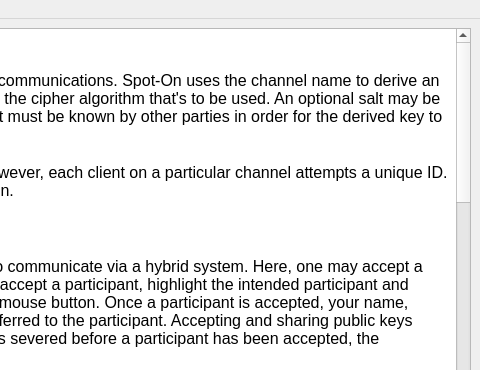
Old version of the form UI/docviewer.ui in the repository xloem/spot-on-svn; both pictures show x 320 to 800 and y 0 to 370 of the 800 by 600 pixel window.
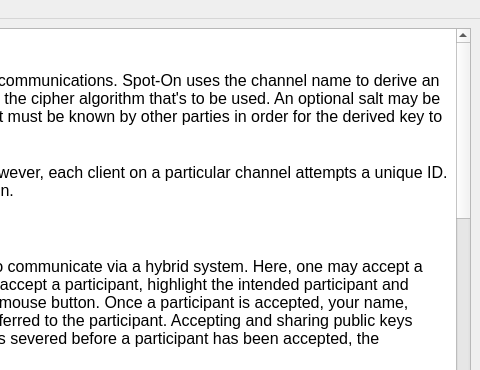
New version of the form. Icons and pictures are not drawn.

What changed in the file:
```diff
--- a/UI/docviewer.ui
+++ b/UI/docviewer.ui
@@ -25,65 +25,57 @@
        <string>&lt;!DOCTYPE HTML PUBLIC &quot;-//W3C//DTD HTML 4.0//EN&quot; &quot;http://www.w3.org/TR/REC-html40/strict.dtd&quot;&gt;
 &lt;html&gt;&lt;head&gt;&lt;meta name=&quot;qrichtext&quot; content=&quot;1&quot; /&gt;&lt;style type=&quot;text/css&quot;&gt;
 p, li { white-space: pre-wrap; }
-&lt;/style&gt;&lt;/head&gt;&lt;body style=&quot; font-family:'Sans'; font-size:10pt; font-weight:400; font-style:normal;&quot;&gt;
-&lt;p style=&quot; margin-top:0px; margin-bottom:0px; margin-left:0px; margin-right:0px; -qt-block-indent:0; text-indent:0px;&quot;&gt;&lt;span style=&quot; font-size:12pt; font-weight:600;&quot;&gt;Buzz&lt;/span&gt;&lt;/p&gt;
-&lt;p style=&quot;-qt-paragraph-type:empty; margin-top:0px; margin-bottom:0px; margin-left:0px; margin-right:0px; -qt-block-indent:0; text-indent:0px; font-size:12pt;&quot;&gt;&lt;br /&gt;&lt;/p&gt;
-&lt;p style=&quot; margin-top:0px; margin-bottom:0px; margin-left:0px; margin-right:0px; -qt-block-indent:0; text-indent:0px;&quot;&gt;&lt;span style=&quot; font-size:12pt;&quot;&gt;Buzz provides a simple interface for public communications. Spot-On uses the channel name to derive an encryption key. The channel type describes the cipher algorithm that's to be used. An optional salt may be specified. Please note that the provided salt must be known by other parties in order for the derived key to be common.&lt;/span&gt;&lt;/p&gt;
-&lt;p style=&quot;-qt-paragraph-type:empty; margin-top:0px; margin-bottom:0px; margin-left:0px; margin-right:0px; -qt-block-indent:0; text-indent:0px; font-size:12pt;&quot;&gt;&lt;br /&gt;&lt;/p&gt;
-&lt;p style=&quot; margin-top:0px; margin-bottom:0px; margin-left:0px; margin-right:0px; -qt-block-indent:0; text-indent:0px;&quot;&gt;&lt;span style=&quot; font-size:12pt;&quot;&gt;User names are not necessarily unique, however, each client on a particular channel attempts a unique ID. The ID exists for the duration of a UI session.&lt;/span&gt;&lt;/p&gt;
-&lt;p style=&quot;-qt-paragraph-type:empty; margin-top:0px; margin-bottom:0px; margin-left:0px; margin-right:0px; -qt-block-indent:0; text-indent:0px; font-family:'Lucida Grande'; font-size:12pt; font-weight:600;&quot;&gt;&lt;br /&gt;&lt;/p&gt;
-&lt;p style=&quot; margin-top:0px; margin-bottom:0px; margin-left:0px; margin-right:0px; -qt-block-indent:0; text-indent:0px;&quot;&gt;&lt;span style=&quot; font-family:'Lucida Grande'; font-size:12pt; font-weight:600;&quot;&gt;Chat&lt;/span&gt;&lt;/p&gt;
-&lt;p style=&quot;-qt-paragraph-type:empty; margin-top:0px; margin-bottom:0px; margin-left:0px; margin-right:0px; -qt-block-indent:0; text-indent:0px; font-family:'Lucida Grande'; font-size:12pt;&quot;&gt;&lt;br /&gt;&lt;/p&gt;
-&lt;p style=&quot; margin-top:0px; margin-bottom:0px; margin-left:0px; margin-right:0px; -qt-block-indent:0; text-indent:0px;&quot;&gt;&lt;span style=&quot; font-family:'Lucida Grande'; font-size:12pt;&quot;&gt;The Chat page allows known participants to communicate via a hybrid system. Here, one may accept a participant that has shared a public key. To accept a participant, highlight the intended participant and activate a context menu via the left or right mouse button. Once a participant is accepted, your name, public key, and signature key shall be transferred to the participant. Accepting and sharing public keys require direct connections. If a connection is severed before a participant has been accepted, the participant will be removed.&lt;/span&gt;&lt;/p&gt;
-&lt;p style=&quot;-qt-paragraph-type:empty; margin-top:0px; margin-bottom:0px; margin-left:0px; margin-right:0px; -qt-block-indent:0; text-indent:0px; font-family:'Lucida Grande'; font-size:12pt;&quot;&gt;&lt;br /&gt;&lt;/p&gt;
-&lt;p style=&quot; margin-top:0px; margin-bottom:0px; margin-left:0px; margin-right:0px; -qt-block-indent:0; text-indent:0px;&quot;&gt;&lt;span style=&quot; font-family:'Lucida Grande'; font-size:12pt;&quot;&gt;AES-256 keys may be set via the Gemini input field. Geminis provide another layer of encryption. Interested parties must agree on common geminis. Randomly-generated geminis may be transferred automatically via the calling feature.&lt;/span&gt;&lt;/p&gt;
-&lt;p style=&quot;-qt-paragraph-type:empty; margin-top:0px; margin-bottom:0px; margin-left:0px; margin-right:0px; -qt-block-indent:0; text-indent:0px; font-family:'Lucida Grande'; font-size:12pt;&quot;&gt;&lt;br /&gt;&lt;/p&gt;
-&lt;p style=&quot; margin-top:0px; margin-bottom:0px; margin-left:0px; margin-right:0px; -qt-block-indent:0; text-indent:0px;&quot;&gt;&lt;span style=&quot; font-family:'Lucida Grande'; font-size:12pt;&quot;&gt;All data transferred over Spot-On sockets are encoded to appear as hypertext. Future revisions may expand or replace this format.&lt;/span&gt;&lt;/p&gt;
-&lt;p style=&quot;-qt-paragraph-type:empty; margin-top:0px; margin-bottom:0px; margin-left:0px; margin-right:0px; -qt-block-indent:0; text-indent:0px; font-family:'Lucida Grande'; font-size:12pt;&quot;&gt;&lt;br /&gt;&lt;/p&gt;
-&lt;p style=&quot; margin-top:0px; margin-bottom:0px; margin-left:0px; margin-right:0px; -qt-block-indent:0; text-indent:0px;&quot;&gt;&lt;span style=&quot; font-family:'Lucida Grande'; font-size:12pt;&quot;&gt;Please note that all data within this page must be properly signed if signatures are required.&lt;/span&gt;&lt;/p&gt;
-&lt;p style=&quot;-qt-paragraph-type:empty; margin-top:0px; margin-bottom:0px; margin-left:0px; margin-right:0px; -qt-block-indent:0; text-indent:0px; font-family:'Lucida Grande'; font-size:12pt;&quot;&gt;&lt;br /&gt;&lt;/p&gt;
-&lt;p style=&quot; margin-top:0px; margin-bottom:0px; margin-left:0px; margin-right:0px; -qt-block-indent:0; text-indent:0px;&quot;&gt;&lt;span style=&quot; font-family:'Lucida Grande'; font-size:12pt; font-weight:600;&quot;&gt;E-Mail&lt;/span&gt;&lt;/p&gt;
-&lt;p style=&quot;-qt-paragraph-type:empty; margin-top:0px; margin-bottom:0px; margin-left:0px; margin-right:0px; -qt-block-indent:0; text-indent:0px; font-family:'Lucida Grande'; font-size:12pt;&quot;&gt;&lt;br /&gt;&lt;/p&gt;
-&lt;p style=&quot; margin-top:0px; margin-bottom:0px; margin-left:0px; margin-right:0px; -qt-block-indent:0; text-indent:0px;&quot;&gt;&lt;span style=&quot; font-family:'Lucida Grande'; font-size:12pt;&quot;&gt;The E-Mail panel is a simple interface for Echo e-mail. Participants must be known in order for e-mail to be useful.&lt;/span&gt;&lt;/p&gt;
-&lt;p style=&quot;-qt-paragraph-type:empty; margin-top:0px; margin-bottom:0px; margin-left:0px; margin-right:0px; -qt-block-indent:0; text-indent:0px; font-family:'Lucida Grande'; font-size:12pt;&quot;&gt;&lt;br /&gt;&lt;/p&gt;
-&lt;p style=&quot; margin-top:0px; margin-bottom:0px; margin-left:0px; margin-right:0px; -qt-block-indent:0; text-indent:0px;&quot;&gt;&lt;span style=&quot; font-family:'Lucida Grande'; font-size:12pt;&quot;&gt;Similar to the Gemini, the Gold Bug provides another layer of AES-256 encryption. If specified, portions of an outbound letter shall be encrypted via the provided key. Recipients will be prompted to provide correct gold bugs whenever they attempt to open letters that have been enclosed by gold bugs.&lt;/span&gt;&lt;/p&gt;
-&lt;p style=&quot;-qt-paragraph-type:empty; margin-top:0px; margin-bottom:0px; margin-left:0px; margin-right:0px; -qt-block-indent:0; text-indent:0px; font-family:'Lucida Grande'; font-size:12pt;&quot;&gt;&lt;br /&gt;&lt;/p&gt;
-&lt;p style=&quot; margin-top:0px; margin-bottom:0px; margin-left:0px; margin-right:0px; -qt-block-indent:0; text-indent:0px;&quot;&gt;&lt;span style=&quot; font-family:'Lucida Grande'; font-size:12pt;&quot;&gt;The C/O sub-panel allows participants to house off-line e-mail of other participants. The intent of this feature is to provide a means of storing data for later retrieval. Please note that two participants must have a common participant in order for the feature to function correctly. Whenever a participant requests e-mail, a broadcast message is sent to reachable nodes. The broadcast includes the participant's signature. E-mail will then be distributed in a timely manner.&lt;/span&gt;&lt;/p&gt;
-&lt;p style=&quot;-qt-paragraph-type:empty; margin-top:0px; margin-bottom:0px; margin-left:0px; margin-right:0px; -qt-block-indent:0; text-indent:0px; font-family:'Lucida Grande'; font-size:12pt;&quot;&gt;&lt;br /&gt;&lt;/p&gt;
-&lt;p style=&quot; margin-top:0px; margin-bottom:0px; margin-left:0px; margin-right:0px; -qt-block-indent:0; text-indent:0px;&quot;&gt;&lt;span style=&quot; font-family:'Lucida Grande'; font-size:12pt;&quot;&gt;Please note that you may receive duplicate messages because of the Echo Protocol. A future revision may resolve this mishap.&lt;/span&gt;&lt;/p&gt;
-&lt;p style=&quot;-qt-paragraph-type:empty; margin-top:0px; margin-bottom:0px; margin-left:0px; margin-right:0px; -qt-block-indent:0; text-indent:0px; font-family:'Lucida Grande'; font-size:12pt;&quot;&gt;&lt;br /&gt;&lt;/p&gt;
-&lt;p style=&quot; margin-top:0px; margin-bottom:0px; margin-left:0px; margin-right:0px; -qt-block-indent:0; text-indent:0px;&quot;&gt;&lt;span style=&quot; font-family:'Lucida Grande'; font-size:12pt;&quot;&gt;Please note that all data within this page must be properly signed if signatures are required.&lt;/span&gt;&lt;/p&gt;
-&lt;p style=&quot;-qt-paragraph-type:empty; margin-top:0px; margin-bottom:0px; margin-left:0px; margin-right:0px; -qt-block-indent:0; text-indent:0px; font-family:'Lucida Grande'; font-size:12pt;&quot;&gt;&lt;br /&gt;&lt;/p&gt;
-&lt;p style=&quot; margin-top:0px; margin-bottom:0px; margin-left:0px; margin-right:0px; -qt-block-indent:0; text-indent:0px;&quot;&gt;&lt;span style=&quot; font-family:'Lucida Grande'; font-size:12pt; font-weight:600;&quot;&gt;Listeners&lt;/span&gt;&lt;/p&gt;
-&lt;p style=&quot;-qt-paragraph-type:empty; margin-top:0px; margin-bottom:0px; margin-left:0px; margin-right:0px; -qt-block-indent:0; text-indent:0px; font-family:'Lucida Grande'; font-size:12pt;&quot;&gt;&lt;br /&gt;&lt;/p&gt;
-&lt;p style=&quot; margin-top:0px; margin-bottom:0px; margin-left:0px; margin-right:0px; -qt-block-indent:0; text-indent:0px;&quot;&gt;&lt;span style=&quot; font-family:'Lucida Grande'; font-size:12pt;&quot;&gt;In order to accept incoming connections, at least one active listener is required. The maximum number of connections that Spot-On will accept on a listener may also be modified. Echo modes and SSL key sizes may be selected as well. A context menu may be activated via the left or right mouse buttons on the Listeners table. The menu provides several other options that are not readily available.&lt;/span&gt;&lt;/p&gt;
-&lt;p style=&quot;-qt-paragraph-type:empty; margin-top:0px; margin-bottom:0px; margin-left:0px; margin-right:0px; -qt-block-indent:0; text-indent:0px; font-family:'Lucida Grande'; font-size:12pt;&quot;&gt;&lt;br /&gt;&lt;/p&gt;
-&lt;p style=&quot; margin-top:0px; margin-bottom:0px; margin-left:0px; margin-right:0px; -qt-block-indent:0; text-indent:0px;&quot;&gt;&lt;span style=&quot; font-family:'Lucida Grande'; font-size:12pt;&quot;&gt;Data that is transmitted on the Echo Protocol is subject to echoes. To restrict echoed data on a listener, simply select the Echo Mode. Please note that in order for a connection to be either full or half echo, both endpoints must agree on an identical mode.&lt;/span&gt;&lt;/p&gt;
-&lt;p style=&quot;-qt-paragraph-type:empty; margin-top:0px; margin-bottom:0px; margin-left:0px; margin-right:0px; -qt-block-indent:0; text-indent:0px; font-family:'Lucida Grande'; font-size:12pt;&quot;&gt;&lt;br /&gt;&lt;/p&gt;
-&lt;p style=&quot; margin-top:0px; margin-bottom:0px; margin-left:0px; margin-right:0px; -qt-block-indent:0; text-indent:0px;&quot;&gt;&lt;span style=&quot; font-family:'Lucida Grande'; font-size:12pt;&quot;&gt;Restricting connections by country and IP addresses is provided on this page. Future revisions of Spot-On may expand these features.&lt;/span&gt;&lt;/p&gt;
-&lt;p style=&quot;-qt-paragraph-type:empty; margin-top:0px; margin-bottom:0px; margin-left:0px; margin-right:0px; -qt-block-indent:0; text-indent:0px; font-family:'Lucida Grande'; font-size:12pt;&quot;&gt;&lt;br /&gt;&lt;/p&gt;
-&lt;p style=&quot; margin-top:0px; margin-bottom:0px; margin-left:0px; margin-right:0px; -qt-block-indent:0; text-indent:0px;&quot;&gt;&lt;span style=&quot; font-family:'Lucida Grande'; font-size:12pt; font-weight:600;&quot;&gt;Neighbors&lt;/span&gt;&lt;/p&gt;
-&lt;p style=&quot;-qt-paragraph-type:empty; margin-top:0px; margin-bottom:0px; margin-left:0px; margin-right:0px; -qt-block-indent:0; text-indent:0px; font-family:'Lucida Grande'; font-size:12pt;&quot;&gt;&lt;br /&gt;&lt;/p&gt;
-&lt;p style=&quot; margin-top:0px; margin-bottom:0px; margin-left:0px; margin-right:0px; -qt-block-indent:0; text-indent:0px;&quot;&gt;&lt;span style=&quot; font-family:'Lucida Grande'; font-size:12pt;&quot;&gt;The Neighbors page lists all Spot-On network connections that are present on a node. This page also allows users to define new connections. A context menu may be activated via the left or right mouse buttons on the Neighbors table. The menu provides several other options that are not readily available.&lt;/span&gt;&lt;/p&gt;
-&lt;p style=&quot;-qt-paragraph-type:empty; margin-top:0px; margin-bottom:0px; margin-left:0px; margin-right:0px; -qt-block-indent:0; text-indent:0px; font-family:'Lucida Grande'; font-size:12pt;&quot;&gt;&lt;br /&gt;&lt;/p&gt;
-&lt;p style=&quot; margin-top:0px; margin-bottom:0px; margin-left:0px; margin-right:0px; -qt-block-indent:0; text-indent:0px;&quot;&gt;&lt;span style=&quot; font-family:'Lucida Grande'; font-size:12pt;&quot;&gt;The Neighbors page also allows owners to copy their public keys to clipboard buffers. Adding other participants may also be performed on this page.&lt;/span&gt;&lt;/p&gt;
-&lt;p style=&quot;-qt-paragraph-type:empty; margin-top:0px; margin-bottom:0px; margin-left:0px; margin-right:0px; -qt-block-indent:0; text-indent:0px; font-family:'Lucida Grande'; font-size:12pt;&quot;&gt;&lt;br /&gt;&lt;/p&gt;
-&lt;p style=&quot; margin-top:0px; margin-bottom:0px; margin-left:0px; margin-right:0px; -qt-block-indent:0; text-indent:0px;&quot;&gt;&lt;span style=&quot; font-family:'Lucida Grande'; font-size:12pt; font-weight:600;&quot;&gt;Search&lt;/span&gt;&lt;/p&gt;
-&lt;p style=&quot;-qt-paragraph-type:empty; margin-top:0px; margin-bottom:0px; margin-left:0px; margin-right:0px; -qt-block-indent:0; text-indent:0px; font-family:'Lucida Grande'; font-size:12pt;&quot;&gt;&lt;br /&gt;&lt;/p&gt;
-&lt;p style=&quot; margin-top:0px; margin-bottom:0px; margin-left:0px; margin-right:0px; -qt-block-indent:0; text-indent:0px;&quot;&gt;&lt;span style=&quot; font-family:'Lucida Grande'; font-size:12pt;&quot;&gt;Not yet implemented.&lt;/span&gt;&lt;/p&gt;
-&lt;p style=&quot;-qt-paragraph-type:empty; margin-top:0px; margin-bottom:0px; margin-left:0px; margin-right:0px; -qt-block-indent:0; text-indent:0px; font-family:'Lucida Grande'; font-size:12pt;&quot;&gt;&lt;br /&gt;&lt;/p&gt;
-&lt;p style=&quot; margin-top:0px; margin-bottom:0px; margin-left:0px; margin-right:0px; -qt-block-indent:0; text-indent:0px;&quot;&gt;&lt;span style=&quot; font-family:'Lucida Grande'; font-size:12pt; font-weight:600;&quot;&gt;Settings&lt;/span&gt;&lt;/p&gt;
-&lt;p style=&quot;-qt-paragraph-type:empty; margin-top:0px; margin-bottom:0px; margin-left:0px; margin-right:0px; -qt-block-indent:0; text-indent:0px; font-family:'Lucida Grande'; font-size:12pt;&quot;&gt;&lt;br /&gt;&lt;/p&gt;
-&lt;p style=&quot; margin-top:0px; margin-bottom:0px; margin-left:0px; margin-right:0px; -qt-block-indent:0; text-indent:0px;&quot;&gt;&lt;span style=&quot; font-family:'Lucida Grande'; font-size:12pt;&quot;&gt;Please prepare a passphrase after launching Spot-On. To do so, complete the Passphrase and Passphrase Confirmation fields. Also review, and perhaps modify, the cipher type, hash type, iteration count, RSA key size, and salt length. Please note that the initialization process may take a significant amount of time to complete.&lt;/span&gt;&lt;/p&gt;
-&lt;p style=&quot;-qt-paragraph-type:empty; margin-top:0px; margin-bottom:0px; margin-left:0px; margin-right:0px; -qt-block-indent:0; text-indent:0px; font-family:'Lucida Grande'; font-size:12pt;&quot;&gt;&lt;br /&gt;&lt;/p&gt;
-&lt;p style=&quot; margin-top:0px; margin-bottom:0px; margin-left:0px; margin-right:0px; -qt-block-indent:0; text-indent:0px;&quot;&gt;&lt;span style=&quot; font-family:'Lucida Grande'; font-size:12pt;&quot;&gt;Please also select the location of the GeoIP.dat file.&lt;/span&gt;&lt;/p&gt;
-&lt;p style=&quot;-qt-paragraph-type:empty; margin-top:0px; margin-bottom:0px; margin-left:0px; margin-right:0px; -qt-block-indent:0; text-indent:0px; font-family:'Lucida Grande'; font-size:12pt;&quot;&gt;&lt;br /&gt;&lt;/p&gt;
-&lt;p style=&quot; margin-top:0px; margin-bottom:0px; margin-left:0px; margin-right:0px; -qt-block-indent:0; text-indent:0px;&quot;&gt;&lt;span style=&quot; font-family:'Lucida Grande'; font-size:12pt;&quot;&gt;Spot-On is separated into two major processes, a kernel and a user interface. The kernel is responsible for establishing and maintaining the network aspects of Spot-On. The data between a kernel process and one or more user interfaces are transferred over SSL.&lt;/span&gt;&lt;/p&gt;
-&lt;p style=&quot;-qt-paragraph-type:empty; margin-top:0px; margin-bottom:0px; margin-left:0px; margin-right:0px; -qt-block-indent:0; text-indent:0px; font-family:'Lucida Grande'; font-size:12pt;&quot;&gt;&lt;br /&gt;&lt;/p&gt;
-&lt;p style=&quot; margin-top:0px; margin-bottom:0px; margin-left:0px; margin-right:0px; -qt-block-indent:0; text-indent:0px;&quot;&gt;&lt;span style=&quot; font-family:'Lucida Grande'; font-size:12pt; font-weight:600;&quot;&gt;URLs&lt;/span&gt;&lt;/p&gt;
-&lt;p style=&quot;-qt-paragraph-type:empty; margin-top:0px; margin-bottom:0px; margin-left:0px; margin-right:0px; -qt-block-indent:0; text-indent:0px; font-family:'Lucida Grande'; font-size:12pt;&quot;&gt;&lt;br /&gt;&lt;/p&gt;
-&lt;p style=&quot; margin-top:0px; margin-bottom:0px; margin-left:0px; margin-right:0px; -qt-block-indent:0; text-indent:0px;&quot;&gt;&lt;span style=&quot; font-family:'Lucida Grande'; font-size:12pt;&quot;&gt;Not yet implemented.&lt;/span&gt;&lt;/p&gt;
-&lt;p style=&quot;-qt-paragraph-type:empty; margin-top:0px; margin-bottom:0px; margin-left:0px; margin-right:0px; -qt-block-indent:0; text-indent:0px; font-family:'Lucida Grande'; font-size:12pt;&quot;&gt;&lt;br /&gt;&lt;/p&gt;&lt;/body&gt;&lt;/html&gt;</string>
+&lt;/style&gt;&lt;/head&gt;&lt;body style=&quot; font-family:'Sans'; font-size:12pt; font-weight:400; font-style:normal;&quot;&gt;
+&lt;p style=&quot; margin-top:0px; margin-bottom:0px; margin-left:0px; margin-right:0px; -qt-block-indent:0; text-indent:0px;&quot;&gt;&lt;span style=&quot; font-weight:600;&quot;&gt;Buzz&lt;/span&gt;&lt;/p&gt;
+&lt;p style=&quot;-qt-paragraph-type:empty; margin-top:0px; margin-bottom:0px; margin-left:0px; margin-right:0px; -qt-block-indent:0; text-indent:0px;&quot;&gt;&lt;br /&gt;&lt;/p&gt;
+&lt;p style=&quot; margin-top:0px; margin-bottom:0px; margin-left:0px; margin-right:0px; -qt-block-indent:0; text-indent:0px;&quot;&gt;Buzz provides a simple interface for public communications. Spot-On uses the channel name to derive an encryption key. The channel type describes the cipher algorithm that's to be used. An optional salt may be specified. Please note that the provided salt must be known by other parties in order for the derived key to be common.&lt;/p&gt;
+&lt;p style=&quot;-qt-paragraph-type:empty; margin-top:0px; margin-bottom:0px; margin-left:0px; margin-right:0px; -qt-block-indent:0; text-indent:0px;&quot;&gt;&lt;br /&gt;&lt;/p&gt;
+&lt;p style=&quot; margin-top:0px; margin-bottom:0px; margin-left:0px; margin-right:0px; -qt-block-indent:0; text-indent:0px;&quot;&gt;User names are not necessarily unique, however, each client on a particular channel attempts a unique ID. The ID exists for the duration of a UI session.&lt;/p&gt;
+&lt;p style=&quot;-qt-paragraph-type:empty; margin-top:0px; margin-bottom:0px; margin-left:0px; margin-right:0px; -qt-block-indent:0; text-indent:0px; font-family:'Lucida Grande'; font-weight:600;&quot;&gt;&lt;br /&gt;&lt;/p&gt;
+&lt;p style=&quot; margin-top:0px; margin-bottom:0px; margin-left:0px; margin-right:0px; -qt-block-indent:0; text-indent:0px;&quot;&gt;&lt;span style=&quot; font-family:'Lucida Grande'; font-weight:600;&quot;&gt;Chat&lt;/span&gt;&lt;/p&gt;
+&lt;p style=&quot;-qt-paragraph-type:empty; margin-top:0px; margin-bottom:0px; margin-left:0px; margin-right:0px; -qt-block-indent:0; text-indent:0px; font-family:'Lucida Grande';&quot;&gt;&lt;br /&gt;&lt;/p&gt;
+&lt;p style=&quot; margin-top:0px; margin-bottom:0px; margin-left:0px; margin-right:0px; -qt-block-indent:0; text-indent:0px;&quot;&gt;&lt;span style=&quot; font-family:'Lucida Grande';&quot;&gt;The Chat page allows known participants to communicate via a hybrid system. Here, one may accept a participant that has shared a public key. To accept a participant, highlight the intended participant and activate a context menu via the left or right mouse button. Once a participant is accepted, your name, public key, and signature key shall be transferred to the participant. Accepting and sharing public keys require direct connections. If a connection is severed before a participant has been accepted, the participant will be removed.&lt;/span&gt;&lt;/p&gt;
+&lt;p style=&quot;-qt-paragraph-type:empty; margin-top:0px; margin-bottom:0px; margin-left:0px; margin-right:0px; -qt-block-indent:0; text-indent:0px; font-family:'Lucida Grande';&quot;&gt;&lt;br /&gt;&lt;/p&gt;
+&lt;p style=&quot; margin-top:0px; margin-bottom:0px; margin-left:0px; margin-right:0px; -qt-block-indent:0; text-indent:0px;&quot;&gt;&lt;span style=&quot; font-family:'Lucida Grande';&quot;&gt;AES-256 keys may be set via the Gemini input field. Geminis provide another layer of encryption. Interested parties must agree on common geminis. Randomly-generated geminis may be transferred automatically via the calling feature.&lt;/span&gt;&lt;/p&gt;
+&lt;p style=&quot;-qt-paragraph-type:empty; margin-top:0px; margin-bottom:0px; margin-left:0px; margin-right:0px; -qt-block-indent:0; text-indent:0px; font-family:'Lucida Grande';&quot;&gt;&lt;br /&gt;&lt;/p&gt;
+&lt;p style=&quot; margin-top:0px; margin-bottom:0px; margin-left:0px; margin-right:0px; -qt-block-indent:0; text-indent:0px;&quot;&gt;&lt;span style=&quot; font-family:'Lucida Grande';&quot;&gt;All data transferred over Spot-On sockets are encoded to appear as hypertext. Future revisions may expand or replace this format.&lt;/span&gt;&lt;/p&gt;
+&lt;p style=&quot;-qt-paragraph-type:empty; margin-top:0px; margin-bottom:0px; margin-left:0px; margin-right:0px; -qt-block-indent:0; text-indent:0px; font-family:'Lucida Grande';&quot;&gt;&lt;br /&gt;&lt;/p&gt;
+&lt;p style=&quot; margin-top:0px; margin-bottom:0px; margin-left:0px; margin-right:0px; -qt-block-indent:0; text-indent:0px;&quot;&gt;&lt;span style=&quot; font-family:'Lucida Grande';&quot;&gt;Please note that all data within this page must be properly signed if signatures are required.&lt;/span&gt;&lt;/p&gt;
+&lt;p style=&quot;-qt-paragraph-type:empty; margin-top:0px; margin-bottom:0px; margin-left:0px; margin-right:0px; -qt-block-indent:0; text-indent:0px; font-family:'Lucida Grande';&quot;&gt;&lt;br /&gt;&lt;/p&gt;
+&lt;p style=&quot; margin-top:0px; margin-bottom:0px; margin-left:0px; margin-right:0px; -qt-block-indent:0; text-indent:0px;&quot;&gt;&lt;span style=&quot; font-family:'Lucida Grande'; font-weight:600;&quot;&gt;E-Mail&lt;/span&gt;&lt;/p&gt;
+&lt;p style=&quot;-qt-paragraph-type:empty; margin-top:0px; margin-bottom:0px; margin-left:0px; margin-right:0px; -qt-block-indent:0; text-indent:0px; font-family:'Lucida Grande';&quot;&gt;&lt;br /&gt;&lt;/p&gt;
+&lt;p style=&quot; margin-top:0px; margin-bottom:0px; margin-left:0px; margin-right:0px; -qt-block-indent:0; text-indent:0px;&quot;&gt;&lt;span style=&quot; font-family:'Lucida Grande';&quot;&gt;The E-Mail panel is a simple interface for Echo e-mail. Participants must be known in order for e-mail to be useful.&lt;/span&gt;&lt;/p&gt;
+&lt;p style=&quot;-qt-paragraph-type:empty; margin-top:0px; margin-bottom:0px; margin-left:0px; margin-right:0px; -qt-block-indent:0; text-indent:0px; font-family:'Lucida Grande';&quot;&gt;&lt;br /&gt;&lt;/p&gt;
+&lt;p style=&quot; margin-top:0px; margin-bottom:0px; margin-left:0px; margin-right:0px; -qt-block-indent:0; text-indent:0px;&quot;&gt;&lt;span style=&quot; font-family:'Lucida Grande';&quot;&gt;Similar to the Gemini, the Gold Bug provides another layer of AES-256 encryption. If specified, portions of an outbound letter shall be encrypted via the provided key. Recipients will be prompted to provide correct gold bugs whenever they attempt to open letters that have been enclosed by gold bugs.&lt;/span&gt;&lt;/p&gt;
+&lt;p style=&quot;-qt-paragraph-type:empty; margin-top:0px; margin-bottom:0px; margin-left:0px; margin-right:0px; -qt-block-indent:0; text-indent:0px; font-family:'Lucida Grande';&quot;&gt;&lt;br /&gt;&lt;/p&gt;
+&lt;p style=&quot; margin-top:0px; margin-bottom:0px; margin-left:0px; margin-right:0px; -qt-block-indent:0; text-indent:0px;&quot;&gt;&lt;span style=&quot; font-family:'Lucida Grande';&quot;&gt;The C/O sub-panel allows participants to house off-line e-mail of other participants. The intent of this feature is to provide a means of storing data for later retrieval. Please note that two participants must have a common participant in order for the feature to function correctly. Whenever a participant requests e-mail, a broadcast message is sent to reachable nodes. The broadcast includes the participant's signature. E-mail will then be distributed in a timely manner.&lt;/span&gt;&lt;/p&gt;
+&lt;p style=&quot;-qt-paragraph-type:empty; margin-top:0px; margin-bottom:0px; margin-left:0px; margin-right:0px; -qt-block-indent:0; text-indent:0px; font-family:'Lucida Grande';&quot;&gt;&lt;br /&gt;&lt;/p&gt;
+&lt;p style=&quot; margin-top:0px; margin-bottom:0px; margin-left:0px; margin-right:0px; -qt-block-indent:0; text-indent:0px;&quot;&gt;&lt;span style=&quot; font-family:'Lucida Grande';&quot;&gt;Please note that you may receive duplicate messages because of the Echo Protocol. A future revision may resolve this mishap.&lt;/span&gt;&lt;/p&gt;
+&lt;p style=&quot;-qt-paragraph-type:empty; margin-top:0px; margin-bottom:0px; margin-left:0px; margin-right:0px; -qt-block-indent:0; text-indent:0px; font-family:'Lucida Grande';&quot;&gt;&lt;br /&gt;&lt;/p&gt;
+&lt;p style=&quot; margin-top:0px; margin-bottom:0px; margin-left:0px; margin-right:0px; -qt-block-indent:0; text-indent:0px;&quot;&gt;&lt;span style=&quot; font-family:'Lucida Grande';&quot;&gt;Please note that all data within this page must be properly signed if signatures are required.&lt;/span&gt;&lt;/p&gt;
+&lt;p style=&quot;-qt-paragraph-type:empty; margin-top:0px; margin-bottom:0px; margin-left:0px; margin-right:0px; -qt-block-indent:0; text-indent:0px; font-family:'Lucida Grande';&quot;&gt;&lt;br /&gt;&lt;/p&gt;
+&lt;p style=&quot; margin-top:0px; margin-bottom:0px; margin-left:0px; margin-right:0px; -qt-block-indent:0; text-indent:0px;&quot;&gt;&lt;span style=&quot; font-family:'Lucida Grande'; font-weight:600;&quot;&gt;Listeners&lt;/span&gt;&lt;/p&gt;
+&lt;p style=&quot;-qt-paragraph-type:empty; margin-top:0px; margin-bottom:0px; margin-left:0px; margin-right:0px; -qt-block-indent:0; text-indent:0px; font-family:'Lucida Grande';&quot;&gt;&lt;br /&gt;&lt;/p&gt;
+&lt;p style=&quot; margin-top:0px; margin-bottom:0px; margin-left:0px; margin-right:0px; -qt-block-indent:0; text-indent:0px;&quot;&gt;&lt;span style=&quot; font-family:'Lucida Grande';&quot;&gt;In order to accept incoming connections, at least one active listener is required. The maximum number of connections that Spot-On will accept on a listener may also be modified. Echo modes and SSL key sizes may be selected as well. A context menu may be activated via the left or right mouse buttons on the Listeners table. The menu provides several other options that are not readily available.&lt;/span&gt;&lt;/p&gt;
+&lt;p style=&quot;-qt-paragraph-type:empty; margin-top:0px; margin-bottom:0px; margin-left:0px; margin-right:0px; -qt-block-indent:0; text-indent:0px; font-family:'Lucida Grande';&quot;&gt;&lt;br /&gt;&lt;/p&gt;
+&lt;p style=&quot; margin-top:0px; margin-bottom:0px; margin-left:0px; margin-right:0px; -qt-block-indent:0; text-indent:0px;&quot;&gt;&lt;span style=&quot; font-family:'Lucida Grande';&quot;&gt;Data that is transmitted on the Echo Protocol is subject to echoes. To restrict echoed data on a listener, simply select the Echo Mode. Please note that in order for a connection to be either full or half echo, both endpoints must agree on an identical mode.&lt;/span&gt;&lt;/p&gt;
+&lt;p style=&quot;-qt-paragraph-type:empty; margin-top:0px; margin-bottom:0px; margin-left:0px; margin-right:0px; -qt-block-indent:0; text-indent:0px; font-family:'Lucida Grande';&quot;&gt;&lt;br /&gt;&lt;/p&gt;
+&lt;p style=&quot; margin-top:0px; margin-bottom:0px; margin-left:0px; margin-right:0px; -qt-block-indent:0; text-indent:0px;&quot;&gt;&lt;span style=&quot; font-family:'Lucida Grande';&quot;&gt;Restricting connections by country and IP addresses is provided on this page. Future revisions of Spot-On may expand these features.&lt;/span&gt;&lt;/p&gt;
+&lt;p style=&quot;-qt-paragraph-type:empty; margin-top:0px; margin-bottom:0px; margin-left:0px; margin-right:0px; -qt-block-indent:0; text-indent:0px; font-family:'Lucida Grande';&quot;&gt;&lt;br /&gt;&lt;/p&gt;
+&lt;p style=&quot; margin-top:0px; margin-bottom:0px; margin-left:0px; margin-right:0px; -qt-block-indent:0; text-indent:0px;&quot;&gt;&lt;span style=&quot; font-family:'Lucida Grande'; font-weight:600;&quot;&gt;Neighbors&lt;/span&gt;&lt;/p&gt;
+&lt;p style=&quot;-qt-paragraph-type:empty; margin-top:0px; margin-bottom:0px; margin-left:0px; margin-right:0px; -qt-block-indent:0; text-indent:0px; font-family:'Lucida Grande';&quot;&gt;&lt;br /&gt;&lt;/p&gt;
+&lt;p style=&quot; margin-top:0px; margin-bottom:0px; margin-left:0px; margin-right:0px; -qt-block-indent:0; text-indent:0px;&quot;&gt;&lt;span style=&quot; font-family:'Lucida Grande';&quot;&gt;The Neighbors page lists all Spot-On network connections that are present on a node. This page also allows users to define new connections. A context menu may be activated via the left or right mouse buttons on the Neighbors table. The menu provides several other options that are not readily available.&lt;/span&gt;&lt;/p&gt;
+&lt;p style=&quot;-qt-paragraph-type:empty; margin-top:0px; margin-bottom:0px; margin-left:0px; margin-right:0px; -qt-block-indent:0; text-indent:0px; font-family:'Lucida Grande';&quot;&gt;&lt;br /&gt;&lt;/p&gt;
+&lt;p style=&quot; margin-top:0px; margin-bottom:0px; margin-left:0px; margin-right:0px; -qt-block-indent:0; text-indent:0px;&quot;&gt;&lt;span style=&quot; font-family:'Lucida Grande';&quot;&gt;The Neighbors page also allows owners to copy their public keys to clipboard buffers. Adding other participants may also be performed on this page.&lt;/span&gt;&lt;/p&gt;
+&lt;p style=&quot;-qt-paragraph-type:empty; margin-top:0px; margin-bottom:0px; margin-left:0px; margin-right:0px; -qt-block-indent:0; text-indent:0px; font-family:'Lucida Grande';&quot;&gt;&lt;br /&gt;&lt;/p&gt;
+&lt;p style=&quot; margin-top:0px; margin-bottom:0px; margin-left:0px; margin-right:0px; -qt-block-indent:0; text-indent:0px;&quot;&gt;&lt;span style=&quot; font-family:'Lucida Grande'; font-weight:600;&quot;&gt;Settings&lt;/span&gt;&lt;/p&gt;
+&lt;p style=&quot;-qt-paragraph-type:empty; margin-top:0px; margin-bottom:0px; margin-left:0px; margin-right:0px; -qt-block-indent:0; text-indent:0px; font-family:'Lucida Grande';&quot;&gt;&lt;br /&gt;&lt;/p&gt;
+&lt;p style=&quot; margin-top:0px; margin-bottom:0px; margin-left:0px; margin-right:0px; -qt-block-indent:0; text-indent:0px;&quot;&gt;&lt;span style=&quot; font-family:'Lucida Grande';&quot;&gt;Please prepare a passphrase after launching Spot-On. To do so, complete the Passphrase and Passphrase Confirmation fields. Also review, and perhaps modify, the cipher type, hash type, iteration count, RSA key size, and salt length. Please note that the initialization process may take a significant amount of time to complete.&lt;/span&gt;&lt;/p&gt;
+&lt;p style=&quot;-qt-paragraph-type:empty; margin-top:0px; margin-bottom:0px; margin-left:0px; margin-right:0px; -qt-block-indent:0; text-indent:0px; font-family:'Lucida Grande';&quot;&gt;&lt;br /&gt;&lt;/p&gt;
+&lt;p style=&quot; margin-top:0px; margin-bottom:0px; margin-left:0px; margin-right:0px; -qt-block-indent:0; text-indent:0px;&quot;&gt;&lt;span style=&quot; font-family:'Lucida Grande';&quot;&gt;Please also select the location of the GeoIP.dat file.&lt;/span&gt;&lt;/p&gt;
+&lt;p style=&quot;-qt-paragraph-type:empty; margin-top:0px; margin-bottom:0px; margin-left:0px; margin-right:0px; -qt-block-indent:0; text-indent:0px; font-family:'Lucida Grande';&quot;&gt;&lt;br /&gt;&lt;/p&gt;
+&lt;p style=&quot; margin-top:0px; margin-bottom:0px; margin-left:0px; margin-right:0px; -qt-block-indent:0; text-indent:0px;&quot;&gt;&lt;span style=&quot; font-family:'Lucida Grande';&quot;&gt;Spot-On is separated into two major processes, a kernel and a user interface. The kernel is responsible for establishing and maintaining the network aspects of Spot-On. The data between a kernel process and one or more user interfaces are transferred over SSL.&lt;/span&gt;&lt;/p&gt;
+&lt;p style=&quot;-qt-paragraph-type:empty; margin-top:0px; margin-bottom:0px; margin-left:0px; margin-right:0px; -qt-block-indent:0; text-indent:0px; font-family:'Lucida Grande';&quot;&gt;&lt;br /&gt;&lt;/p&gt;&lt;/body&gt;&lt;/html&gt;</string>
       </property>
      </widget>
     </item>
```
Left out of the diff: 2 changed lines with no effect on the pictures.
